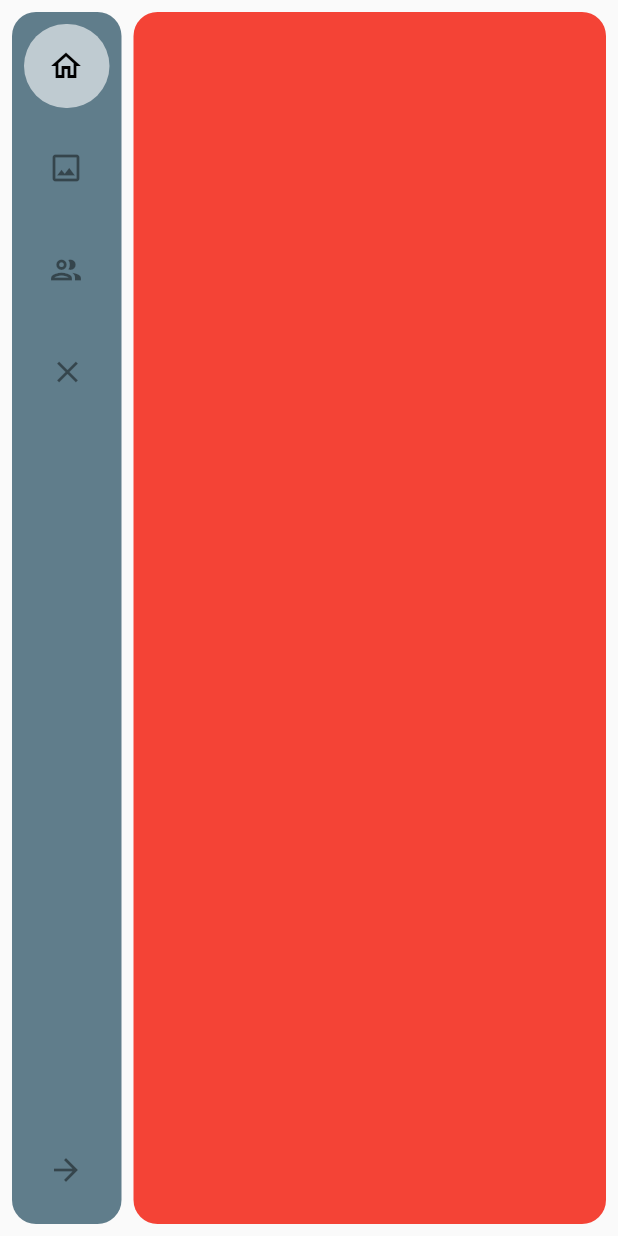
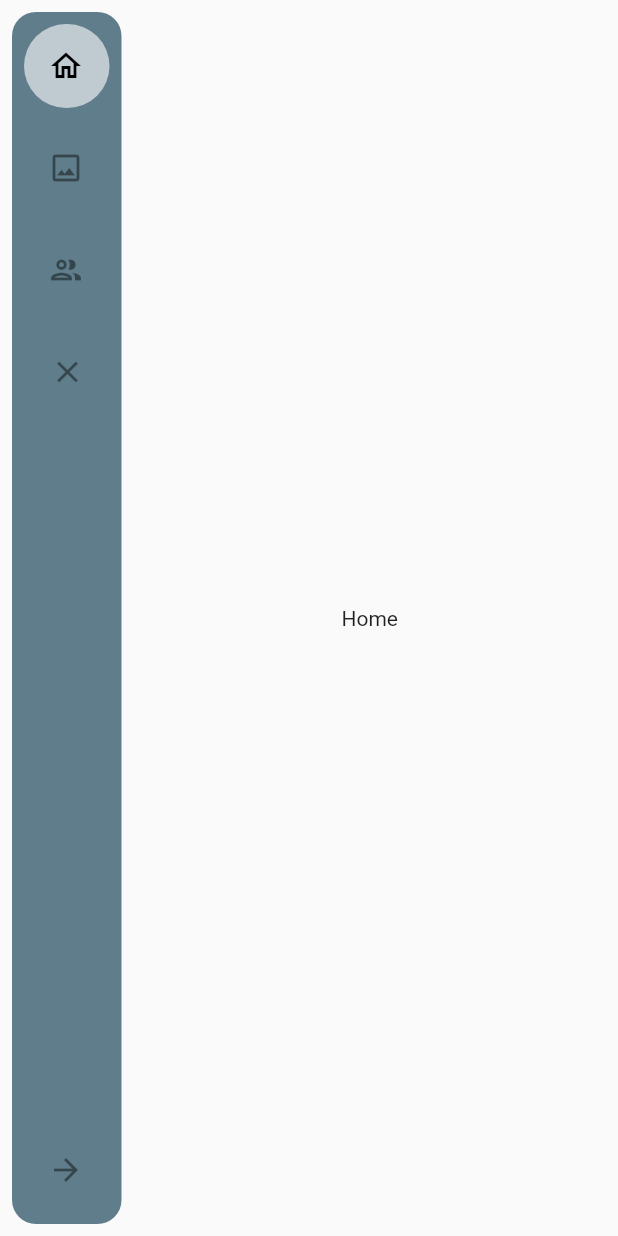
Before and after one commit to felixkriechbaum/SimpleSidebar, a Flutter app: the screen it shows after launch, after a tap on "Home", on a phone screen of 412 x 824 dp. Run offline on Flutter 3.47's test engine with Material 2 defaults, Android fonts, the phone set to English and light mode, and no system bars.

Commit message:
added child for page switching

```diff
--- a/example/lib/main.dart
+++ b/example/lib/main.dart
@@ -34,6 +34,27 @@ class MyHomePage extends StatefulWidget {
 }
 
 class _MyHomePageState extends State<MyHomePage> {
+  int selected = 0;
+  bool isVisible = true;
+  final List<SimpleSidebarItem> sidebarItems = [
+    SimpleSidebarItem(
+        title: "Home",
+        iconFront: Icons.home_outlined,
+        child: const Center(child: Text("Home"))),
+    SimpleSidebarItem(
+        title: "Gallery",
+        iconFront: Icons.image_outlined,
+        child: const Center(child: Text("Gallery"))),
+    SimpleSidebarItem(
+        title: "Users",
+        iconFront: Icons.group_outlined,
+        child: const Center(child: Text("Users"))),
+    SimpleSidebarItem(
+        title: "Exit",
+        iconEnd: Icons.close,
+        child: const Center(child: Text("Exit"))),
+  ];
+
   @override
   Widget build(BuildContext context) {
     return Scaffold(
@@ -42,26 +63,24 @@ class _MyHomePageState extends State<MyHomePage> {
         SimpleSidebar(
           simpleSidebarTheme: SimpleSidebarTheme(),
           initialState: false,
-          startIndexWithOne: true,
-          sidebarItems: [
-            SimpleSidebarItem(title: "Home", iconFront: Icons.home_outlined),
-            SimpleSidebarItem(
-                title: "Gallery", iconFront: Icons.image_outlined),
-            SimpleSidebarItem(title: "Users", iconFront: Icons.group_outlined),
-            SimpleSidebarItem(title: "Exit", iconEnd: Icons.close),
-          ],
+          sidebarItems: sidebarItems,
           onTapped: (value) {
             log("Switch to Item with value $value");
+            setState(() {
+              selected = value;
+            });
           },
           toggleSidebar: (value) {
             log("Sidebar is now $value");
           },
         ),
         Expanded(
-          child: Container(
-            decoration: BoxDecoration(
-                color: Colors.red, borderRadius: BorderRadius.circular(16)),
-            margin: const EdgeInsets.all(8),
+          child: AnimatedOpacity(
+            opacity: isVisible ? 1 : 0,
+            duration: const Duration(milliseconds: 100),
+            child: Container(
+                margin: const EdgeInsets.all(8),
+                child: sidebarItems.elementAt(selected).child),
           ),
         )
       ],
--- a/lib/simple_sidebar_item.dart
+++ b/lib/simple_sidebar_item.dart
@@ -3,12 +3,14 @@ import 'package:simple_sidebar/simple_sidebar_element.dart';
 
 class SimpleSidebarItem extends SimpleSidebarElement {
   final String title;
+  final Widget child;
   final String? customTooltipMessage;
   final IconData? iconFront;
   final IconData? iconEnd;
 
   SimpleSidebarItem(
       {required this.title,
+      required this.child,
       this.customTooltipMessage,
       this.iconFront,
       this.iconEnd}) {
```
